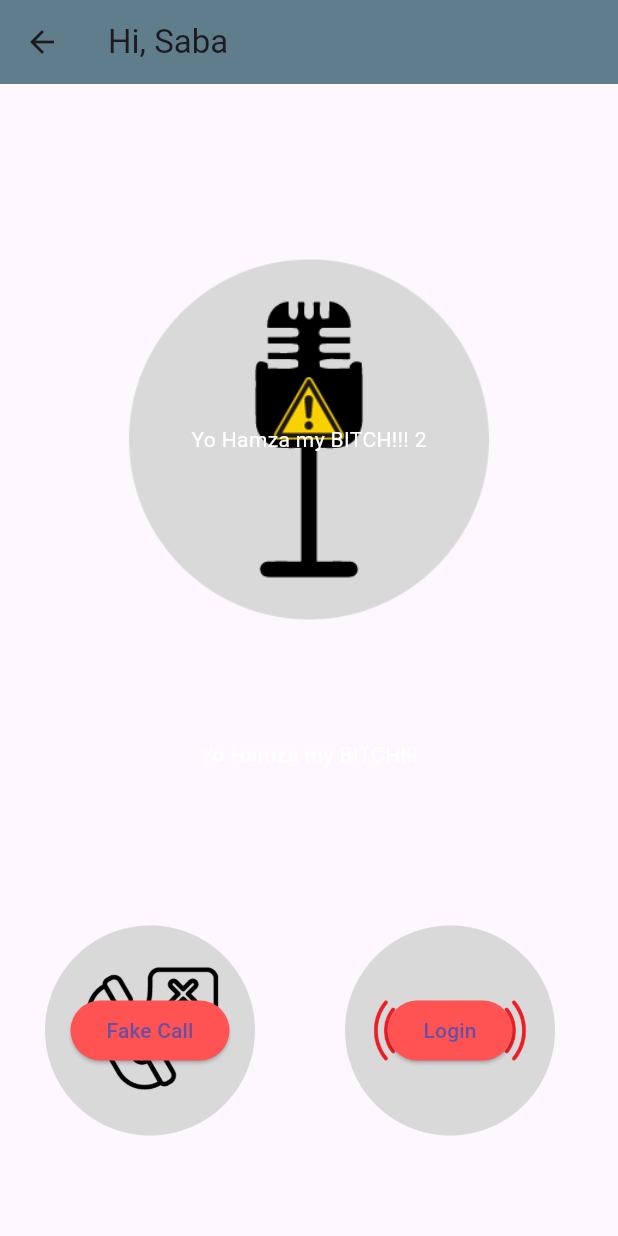
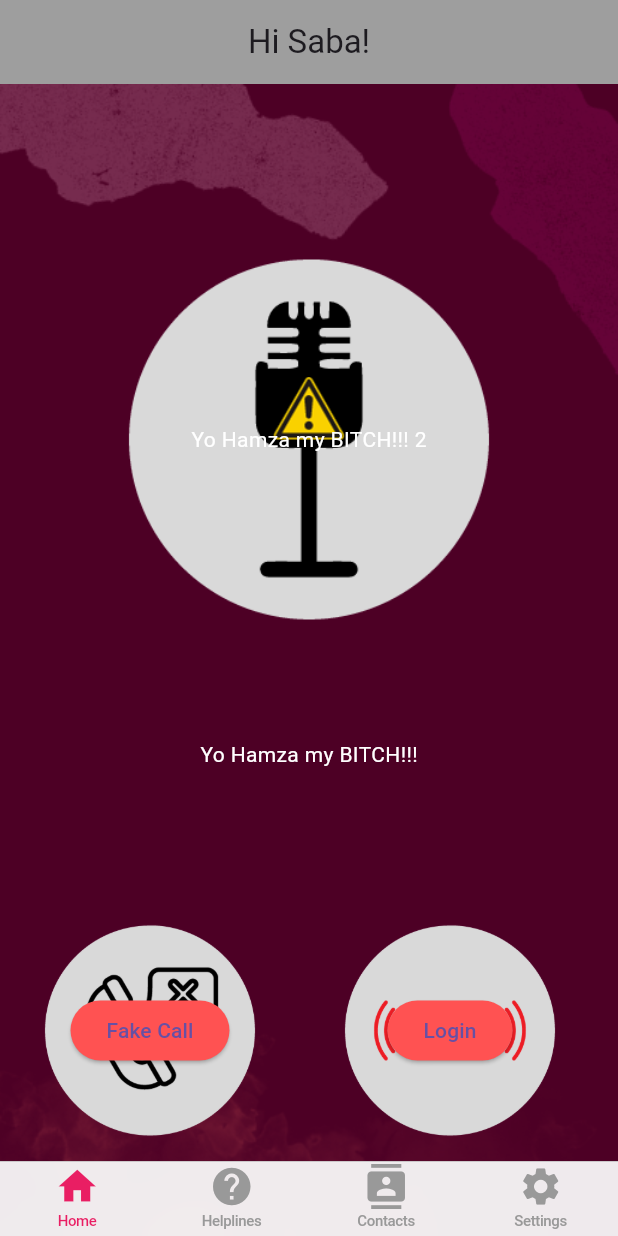
Before and after one commit to hmzza/safeguardher_fyp, a Flutter app: the screen it shows after launch, after a tap on "Login", on a phone screen of 412 x 824 dp. Run offline on Flutter 3.47's test engine with Material 3 defaults, Android fonts, the phone set to English and light mode, and no system bars.

Commit message:
navbar and accounts setting

```diff
--- a/lib/fakecall_now.dart
+++ b/lib/fakecall_now.dart
@@ -33,7 +33,7 @@ class _fakecall_nowState extends State<fakecall_now> {
                   GestureDetector(
                       child:FloatingActionButton(
                           child: Icon(Icons.call_end, size: 34),
-                          background: Colors.red
+                          backgroundColor: Colors.red, onPressed: () {  },
                       ))
                 ],
 
--- a/lib/home_page.dart
+++ b/lib/home_page.dart
@@ -1,6 +1,9 @@
 import 'package:flutter/cupertino.dart';
 import 'package:flutter/material.dart';
+import 'package:safeguardher/accountsettings.dart';
 import 'package:safeguardher/fakecall_mainpage.dart';
+import 'package:safeguardher/utils/custom_app_bar.dart';
+// import 'package:safeguardher/utils/util.dart';
 
 class home_page extends StatefulWidget {
   const home_page({super.key});
@@ -10,20 +13,24 @@ class home_page extends StatefulWidget {
 }
 
 class _home_pageState extends State<home_page> {
+
   @override
   Widget build(BuildContext context) {
     return Scaffold(
-      appBar: AppBar(
-        title: Text('Hi, Saba'),
-        backgroundColor: Colors.blueGrey,
-        elevation: 0,
-      ),
-
+        appBar: CustomAppBar(titleText: 'Hi Saba!'),
         body: Stack(
           children: [
+            Container(
+              decoration: BoxDecoration(
+                image: DecorationImage(
+                  image: AssetImage('assets/images/backgroundlogin.png'),
+                  fit: BoxFit.cover,
+                ),
+              ),
+            ),
             Column(
               mainAxisAlignment: MainAxisAlignment.spaceAround,
-            children:<Widget> [
+              children: <Widget>[
                 Column(
                   children: [
                     Center(
@@ -34,19 +41,20 @@ class _home_pageState extends State<home_page> {
                           decoration: BoxDecoration(
                               image: DecorationImage(
                                   image: AssetImage(
-                                  "assets/images/threatdetection.png"
+                                      "assets/images/threatdetection.png"),
+                                  fit: BoxFit.cover)),
+                          child: Padding(
+                            padding: EdgeInsets.all(50),
+                            child: Text(
+                              'Yo Hamza my BITCH!!! 2',
+                              style: TextStyle(color: Colors.white),
                             ),
-                              fit: BoxFit.cover
-                          )
+                          )),
                     ),
-                      child:
-                          Padding(
-                          padding: EdgeInsets.all(50),
-                          child:     Text('Yo Hamza my BITCH!!! 2', style: TextStyle(color: Colors.white),),
-                          )
+                    Text(
+                      'Yo Hamza my BITCH!!!',
+                      style: TextStyle(color: Colors.white),
                     ),
-                  ),
-                  Text('Yo Hamza my BITCH!!!', style: TextStyle(color: Colors.white),),
                   ],
                 ),
                 Row(
@@ -61,21 +69,17 @@ class _home_pageState extends State<home_page> {
                         ),
                         child: const Text('Fake Call'),
                         onPressed: () {
-                      Navigator.push(context, new MaterialPageRoute(
+                          Navigator.push(
+                              context,
+                              new MaterialPageRoute(
                                   builder: (context) =>
-                          new fakecallmainpage())
-                      );
+                                      new fakecallmainpage()));
                         },
                       ),
                       decoration: BoxDecoration(
                           image: DecorationImage(
-                        image: AssetImage(
-                            "assets/images/fakecall.png"
-                        ),
-                        fit: BoxFit.cover
-                    )
-                   ),
-
+                              image: AssetImage("assets/images/fakecall.png"),
+                              fit: BoxFit.cover)),
                     ),
                     Container(
                       alignment: Alignment.center,
@@ -86,26 +90,18 @@ class _home_pageState extends State<home_page> {
                           primary: Colors.redAccent,
                         ),
                         child: const Text('Login'),
-                    onPressed: () {
-
-                      },
+                        onPressed: () {},
                       ),
                       decoration: BoxDecoration(
                           image: DecorationImage(
-                          image: AssetImage(
-                              "assets/images/sos.png"
+                              image: AssetImage("assets/images/sos.png"),
+                              fit: BoxFit.cover)),
                     ),
-                          fit: BoxFit.cover
-                      )
-                  ),
-                ),
-
                   ],
                 )
               ],
             ),
           ],
-      ),
-    );
+        ));
   }
 }
--- a/lib/login.dart
+++ b/lib/login.dart
@@ -3,6 +3,7 @@ import 'package:safeguardher/fakecall.dart';
 import 'package:safeguardher/forgetpassword.dart';
 import 'package:safeguardher/home_page.dart';
 import 'package:safeguardher/signup.dart';
+import 'package:safeguardher/utils/mainScreen.dart';
 
 class mylogin extends StatefulWidget {
   const mylogin({super.key});
@@ -16,7 +17,8 @@ class _myloginState extends State<mylogin> {
   Widget build(BuildContext context) {
     return Container(
       decoration: BoxDecoration(
-        image: DecorationImage(image: AssetImage('assets/images/login2.png'),
+          image: DecorationImage(
+              image: AssetImage('assets/images/login2.png'),
               fit: BoxFit.cover)),
       child: Scaffold(
         backgroundColor: Colors.transparent,
@@ -25,7 +27,9 @@ class _myloginState extends State<mylogin> {
             SingleChildScrollView(
               child: Container(
                 padding: EdgeInsets.only(
-                top: MediaQuery.of(context).size.height * 0.55, right: 65, left: 65 ),
+                    top: MediaQuery.of(context).size.height * 0.55,
+                    right: 65,
+                    left: 65),
                 child: Column(
                   children: [
                     TextField(
@@ -34,9 +38,7 @@ class _myloginState extends State<mylogin> {
                           filled: true,
                           hintText: 'Username',
                           border: OutlineInputBorder(
-                        borderRadius: BorderRadius.circular(5)
-                      )
-                    ),
+                              borderRadius: BorderRadius.circular(5))),
                     ),
                     SizedBox(
                       height: 60,
@@ -48,9 +50,7 @@ class _myloginState extends State<mylogin> {
                           filled: true,
                           hintText: 'Password',
                           border: OutlineInputBorder(
-                            borderRadius: BorderRadius.circular(5)
-                        )
-                    ),
+                              borderRadius: BorderRadius.circular(5))),
                     ),
                     SizedBox(
                       height: 30,
@@ -65,39 +65,35 @@ class _myloginState extends State<mylogin> {
                           ),
                           child: const Text('Login'),
                           onPressed: () {
-                          Navigator.push(context, new MaterialPageRoute(
-                              builder: (context) =>
-                          new home_page())
-                          );
+                            Navigator.push(
+                                context,
+                                new MaterialPageRoute(
+                                    builder: (context) => new MainScreen()));
                           },
-                      )
-
-                  ),
+                        )),
                     // SizedBox(
                     //   height: 5,
                     // ),
                     Container(
                       child: TextButton(
-
                         child: Text('Forget Password?'),
                         onPressed: () {
-                        Navigator.push(context, new MaterialPageRoute(
-                            builder: (context) =>
-                        new AppBarApp())
-                        );
+                          Navigator.push(
+                              context,
+                              new MaterialPageRoute(
+                                  builder: (context) => new AppBarApp()));
                         },
                       ),
-
                     ),
 
                     Container(
                       child: TextButton(
                         child: Text('SignUp'),
-                      onPressed: (){
-                        Navigator.push(context, new MaterialPageRoute(
-                            builder: (context) =>
-                            new signup())
-                        );
+                        onPressed: () {
+                          Navigator.push(
+                              context,
+                              new MaterialPageRoute(
+                                  builder: (context) => new signup()));
                         },
                       ),
                     )
--- a/lib/main.dart
+++ b/lib/main.dart
@@ -6,6 +6,7 @@ import 'package:safeguardher/fakecall_mainpage.dart';
 import 'package:safeguardher/login.dart';
 import 'package:safeguardher/signup.dart';
 import 'package:safeguardher/forgetpassword.dart';
+import 'package:safeguardher/utils/mainScreen.dart';
 
 import 'home_page.dart';
 void main() {
@@ -19,6 +20,7 @@ void main() {
       'checkmail': (context)=>checkmail(),
       'fakecall': (context)=>fakecall(),
       'home_page': (context)=>home_page(),
+      'main_screen': (context)=>MainScreen(),
       'fakecallmainpage': (context)=>fakecallmainpage()
     },
   ));
--- /dev/null
+++ b/lib/utils/custom_app_bar.dart
@@ -0,0 +1,24 @@
+import 'package:flutter/material.dart';
+
+class CustomAppBar extends StatelessWidget implements PreferredSizeWidget {
+  final String titleText;
+  final double height;
+
+  const CustomAppBar({
+    Key? key,
+    required this.titleText,
+    this.height = kToolbarHeight,
+  }) : super(key: key);
+
+  @override
+  Widget build(BuildContext context) {
+    return AppBar(
+      title: Center(child: Text(titleText)),
+      backgroundColor: Colors.grey, // Customize your AppBar theme here
+      elevation: 0,
+    );
+  }
+
+  @override
+  Size get preferredSize => Size.fromHeight(height);
+}
--- /dev/null
+++ b/lib/utils/mainScreen.dart
@@ -0,0 +1,61 @@
+import 'package:flutter/cupertino.dart';
+import 'package:flutter/material.dart';
+import 'package:safeguardher/accountsettings.dart';
+import 'package:safeguardher/fakecall.dart';
+import 'package:safeguardher/home_page.dart';
+import 'package:safeguardher/new_test_page.dart';
+
+class MainScreen extends StatefulWidget {
+  const MainScreen({super.key});
+
+  @override
+  State<MainScreen> createState() => _MainScreenState();
+}
+
+class _MainScreenState extends State<MainScreen> {
+  @override
+  Widget build(BuildContext context) {
+    return CupertinoTabScaffold(
+        tabBar: CupertinoTabBar(items: <BottomNavigationBarItem>[
+          BottomNavigationBarItem(icon: Icon(Icons.home), label: 'Home'),
+          BottomNavigationBarItem(icon: Icon(Icons.help), label: 'Helplines'),
+          BottomNavigationBarItem(icon: Icon(Icons.contacts), label: 'Contacts'),
+          BottomNavigationBarItem(icon: Icon(Icons.settings), label: 'Settings'),
+          ],
+          activeColor: Colors.pink,
+        ),
+        tabBuilder: (context, index){
+          switch(index){
+            case 0:
+              return CupertinoTabView(
+                builder: (context){
+                  return CupertinoPageScaffold(child: home_page());
+                },
+              );
+
+              case 1:
+              return CupertinoTabView(
+                builder: (context){
+                  return CupertinoPageScaffold(child: fakecall());
+                },
+              );
+
+              case 2:
+              return CupertinoTabView(
+                builder: (context){
+                  return CupertinoPageScaffold(child: NewTestPage());
+                },
+              );
+
+              case 3:
+              return CupertinoTabView(
+                builder: (context){
+                  return CupertinoPageScaffold(child: accountsettings());
+                },
+              );
+          }
+          return Container();
+        }
+    );
+  }
+}
--- a/pubspec.yaml
+++ b/pubspec.yaml
@@ -38,6 +38,7 @@ dependencies:
   # The following adds the Cupertino Icons font to your application.
   # Use with the CupertinoIcons class for iOS style icons.
   cupertino_icons: ^1.0.2
+  icon_forest: ^1.1.8
 
 dev_dependencies:
   flutter_test:
```
Also changed, not shown: lib/accountsettings.dart (added, +57 -0 lines), lib/new_test_page.dart (added, +14 -0 lines), lib/utils/util.dart (added, +197 -0 lines), assets/images/settingsBackground.png (added), pubspec.lock. Lines whose indentation alone changed are shown as unchanged.
